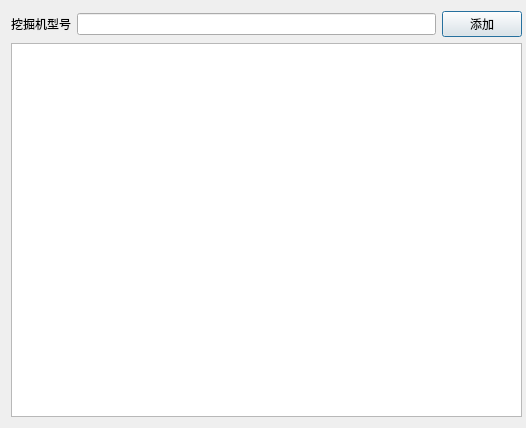
Above: carsclassdialog.ui from chksong/MineCarsManage before the change. Below: the same form after it.
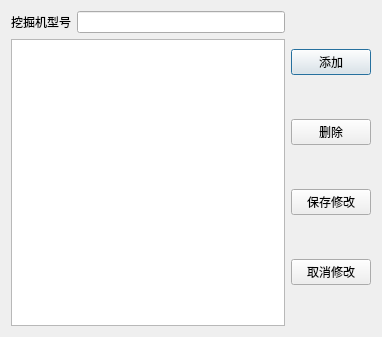
That is the form after the change.

Commit message: 车类型管理

The edit to the form file:
```diff
--- a/carsclassdialog.ui
+++ b/carsclassdialog.ui
@@ -6,17 +6,16 @@
    <rect>
     <x>0</x>
     <y>0</y>
-    <width>526</width>
-    <height>428</height>
+    <width>382</width>
+    <height>337</height>
    </rect>
   </property>
   <property name="windowTitle">
    <string>挖掘机型号管理</string>
   </property>
-  <layout class="QVBoxLayout" name="verticalLayout" stretch="1,9">
-   <property name="rightMargin">
-    <number>4</number>
-   </property>
+  <layout class="QHBoxLayout" name="horizontalLayout_2">
+   <item>
+    <layout class="QVBoxLayout" name="verticalLayout">
    <item>
     <layout class="QHBoxLayout" name="horizontalLayout">
      <item>
@@ -29,17 +28,44 @@
      <item>
       <widget class="QLineEdit" name="lineEdit_CarClass"/>
      </item>
-     <item>
-      <widget class="QPushButton" name="pushButton">
-       <property name="text">
-        <string>添加</string>
-       </property>
-      </widget>
-     </item>
     </layout>
    </item>
    <item>
     <widget class="QTableView" name="tableView"/>
+     </item>
+    </layout>
+   </item>
+   <item>
+    <layout class="QVBoxLayout" name="verticalLayout_2">
+     <item>
+      <widget class="QPushButton" name="pushButton_add">
+       <property name="text">
+        <string>添加</string>
+       </property>
+      </widget>
+     </item>
+     <item>
+      <widget class="QPushButton" name="pushButton_del">
+       <property name="text">
+        <string>删除</string>
+       </property>
+      </widget>
+     </item>
+     <item>
+      <widget class="QPushButton" name="pushButton_save_modify">
+       <property name="text">
+        <string>保存修改</string>
+       </property>
+      </widget>
+     </item>
+     <item>
+      <widget class="QPushButton" name="pushButton_cancle_modify">
+       <property name="text">
+        <string>取消修改</string>
+       </property>
+      </widget>
+     </item>
+    </layout>
    </item>
   </layout>
  </widget>
```
Lines whose indentation alone changed are shown as unchanged. The commit also changes 2 other files.
